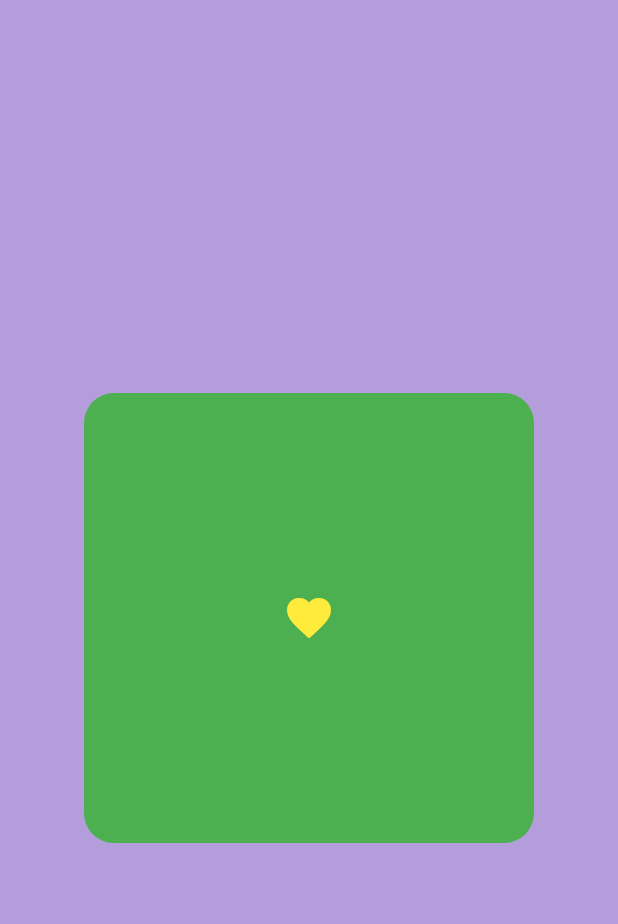
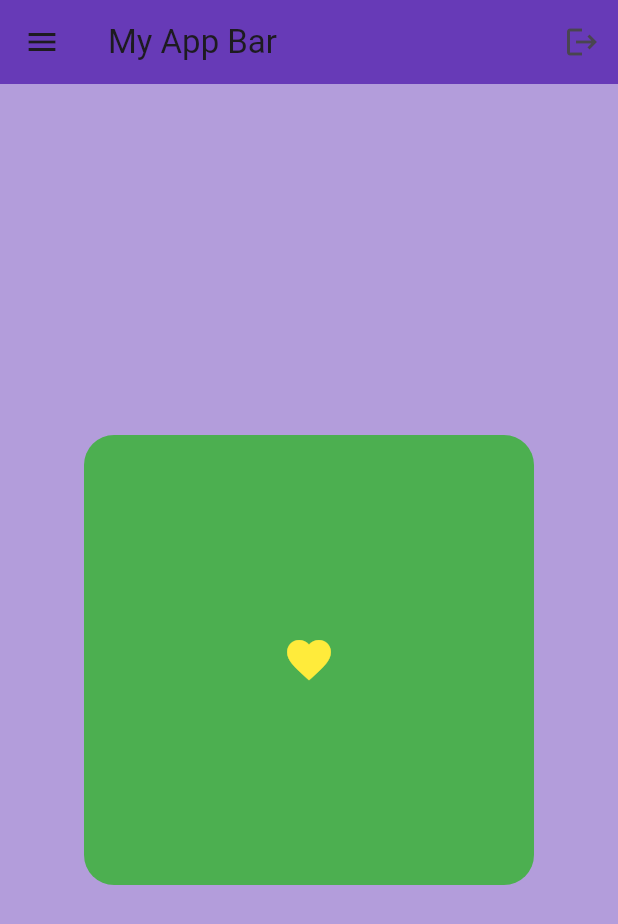
Before and after one commit to itstalalsalman/flutter_app_first, a Flutter app: the screen it shows after launch, on a phone screen of 412 x 824 dp. Shown: the top 924 px of the screen. Run offline on Flutter 3.47's test engine with Material 3 defaults, Android fonts, the phone set to English and light mode, and no system bars.

Commit message:
Learning App Bar Implementation

```diff
--- a/lib/main.dart
+++ b/lib/main.dart
@@ -14,6 +14,13 @@ class MyApp extends StatelessWidget {
       debugShowCheckedModeBanner: false,
       home: Scaffold(
         backgroundColor: Colors.deepPurple[200],
+        appBar: AppBar(
+          title: Text("My App Bar"),
+          backgroundColor: Colors.deepPurple,
+          elevation: 0,
+          leading: Icon(Icons.menu),
+          actions: [IconButton(onPressed: () {}, icon: Icon(Icons.logout))],
+        ),
         body: Center(
           child: Container(
             height: 300,
```
